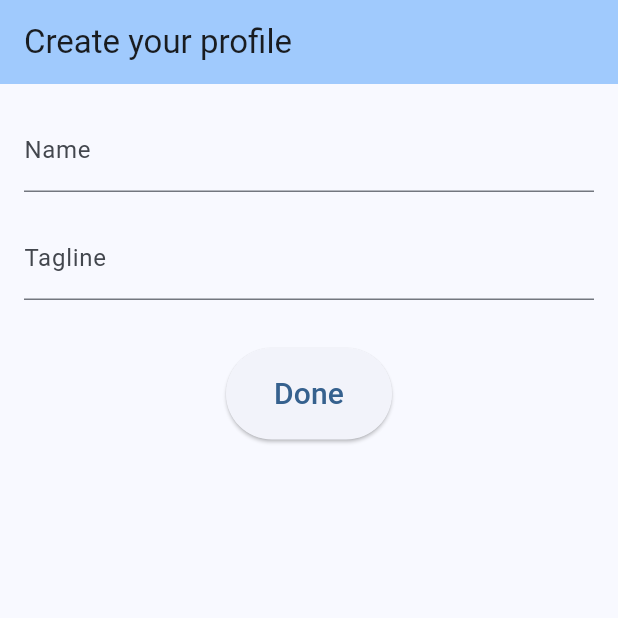
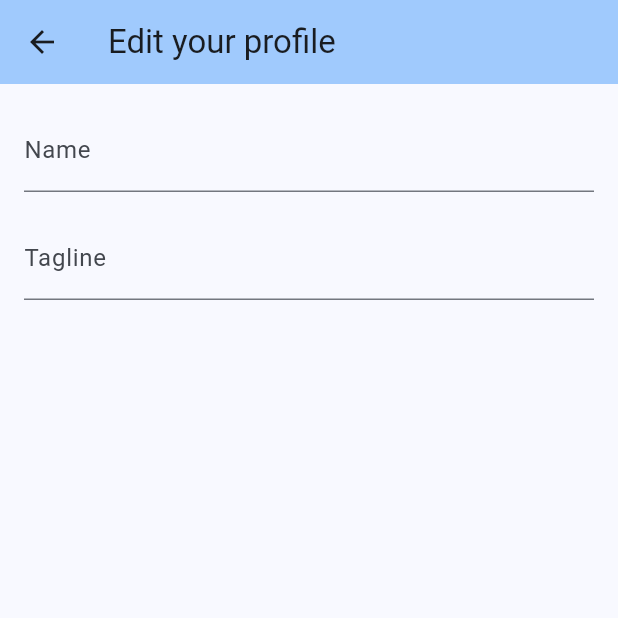
Before and after one commit to PaulBailey-1/coding_club, a Flutter app: the ProfileScreen screen opened directly, on a phone screen of 412 x 824 dp, the top half of it. Run offline on Flutter 3.47's test engine with Material 2 defaults, Android fonts, the light colour scheme and no system bars; our stand-ins replace cloud_firestore, firebase_auth, firebase_core, flutter_masked_text2, fluttertoast; accounts and stored records are empty; generated files the repository leaves out were written again; network calls fail.

Commit message:
Added profile editing

```diff
--- a/lib/models/user.dart
+++ b/lib/models/user.dart
@@ -11,7 +11,7 @@ class UserModel extends ChangeNotifier {
   String _name = "";
   String _tagline = "";
   List<String> _clubIds = [];
-  List<Club> _clubs = [];
+  final List<Club> _clubs = [];
 
   String get name => _name;
   String get tagline => _tagline;
--- a/lib/screens/profile.dart
+++ b/lib/screens/profile.dart
@@ -16,6 +16,8 @@ class _ClubPageState extends State<ProfileScreen> {
 
   final _formKey = GlobalKey<FormState>();
 
+  bool _editing = false;
+
   @override
   void dispose() {
     _nameController.dispose();
@@ -25,19 +27,30 @@ class _ClubPageState extends State<ProfileScreen> {
 
   @override
   Widget build(BuildContext context) {
-    return Scaffold(
+    _editing = Navigator.of(context).canPop();
+    return Consumer<UserModel>(builder: (context, user, child) {
+      _nameController.text = user.name;
+      _taglineController.text = user.tagline;
+      return WillPopScope(
+        onWillPop: () {
+          if (_formKey.currentState!.validate()) {
+            user.update(
+                name: _nameController.text, tagline: _taglineController.text);
+            return Future(() => true);
+          } else {
+            return Future(() => false);
+          }
+        },
+        child: Scaffold(
           appBar: AppBar(
             backgroundColor: Theme.of(context).colorScheme.inversePrimary,
-        title: const Text('Create your profile'),
+            title: Text('${_editing ? 'Edit' : 'Create'} your profile'),
           ),
           body: Form(
             key: _formKey,
             child: Container(
               margin: const EdgeInsets.all(16),
-          child: Consumer<UserModel>(builder: (context, user, child) {
-            _nameController.text = user.name;
-            _taglineController.text = user.tagline;
-            return Column(
+              child: Column(
                 children: [
                   TextFormField(
                     decoration: const InputDecoration(labelText: 'Name'),
@@ -55,7 +68,9 @@ class _ClubPageState extends State<ProfileScreen> {
                     controller: _taglineController,
                   ),
                   getSpacer(height: 16),
-                ElevatedButton(
+                  (() {
+                    if (!_editing) {
+                      return ElevatedButton(
                         style: ElevatedButton.styleFrom(
                             padding: const EdgeInsets.symmetric(
                                 vertical: 16, horizontal: 32)),
@@ -75,13 +90,18 @@ class _ClubPageState extends State<ProfileScreen> {
                           'Done',
                           style: TextStyle(fontSize: 20),
                         ),
-                )
+                      );
+                    } else {
+                      return Container();
+                    }
+                  }())
                 ],
-            );
-          }),
+              ),
+            ),
           ),
         ),
       );
+    });
   }
 
   Padding getSpacer({double height = 8}) =>
--- a/pubspec.yaml
+++ b/pubspec.yaml
@@ -39,6 +39,7 @@ dependencies:
   firebase_auth: ^4.11.0
   cloud_firestore: ^4.10.0
   provider: ^6.0.5
+  flutter_masked_text2: ^0.9.1
 
 dev_dependencies:
   flutter_test:
```
Also changed, not shown: lib/screens/clubs.dart (+14 -4 lines), lib/screens/join.dart (+6 -3 lines), pubspec.lock. Lines whose indentation alone changed are shown as unchanged.
